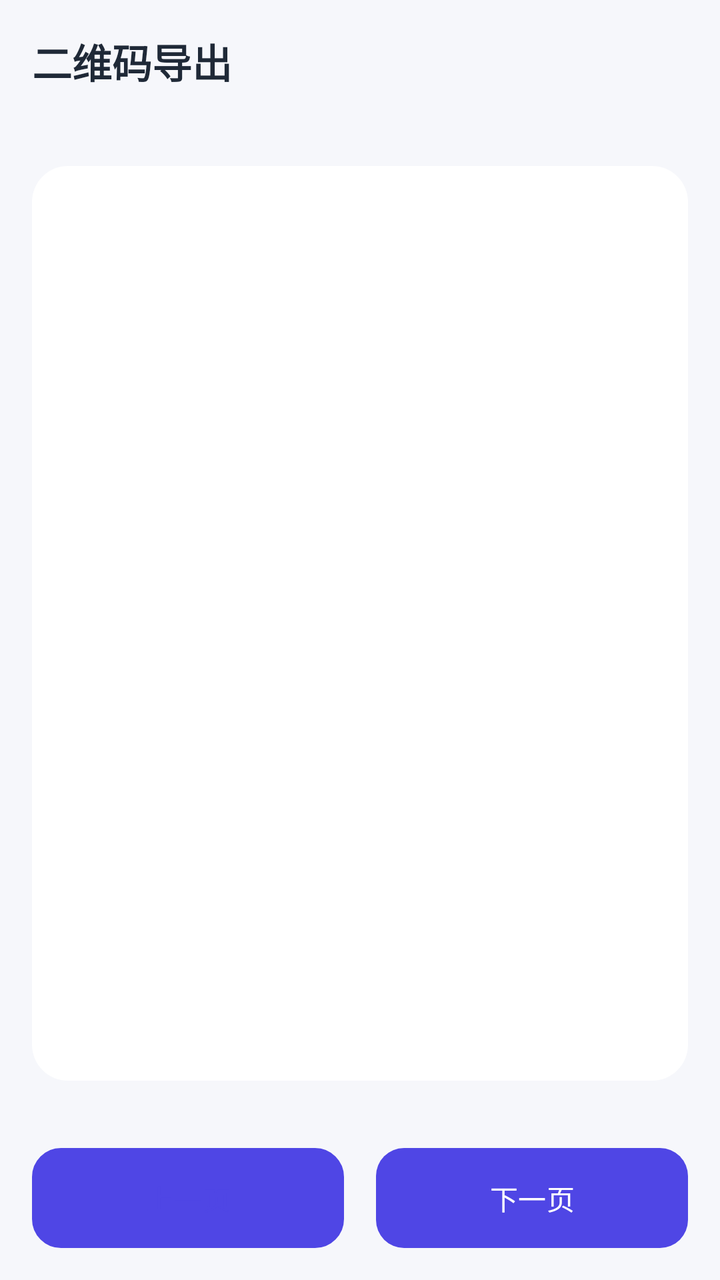
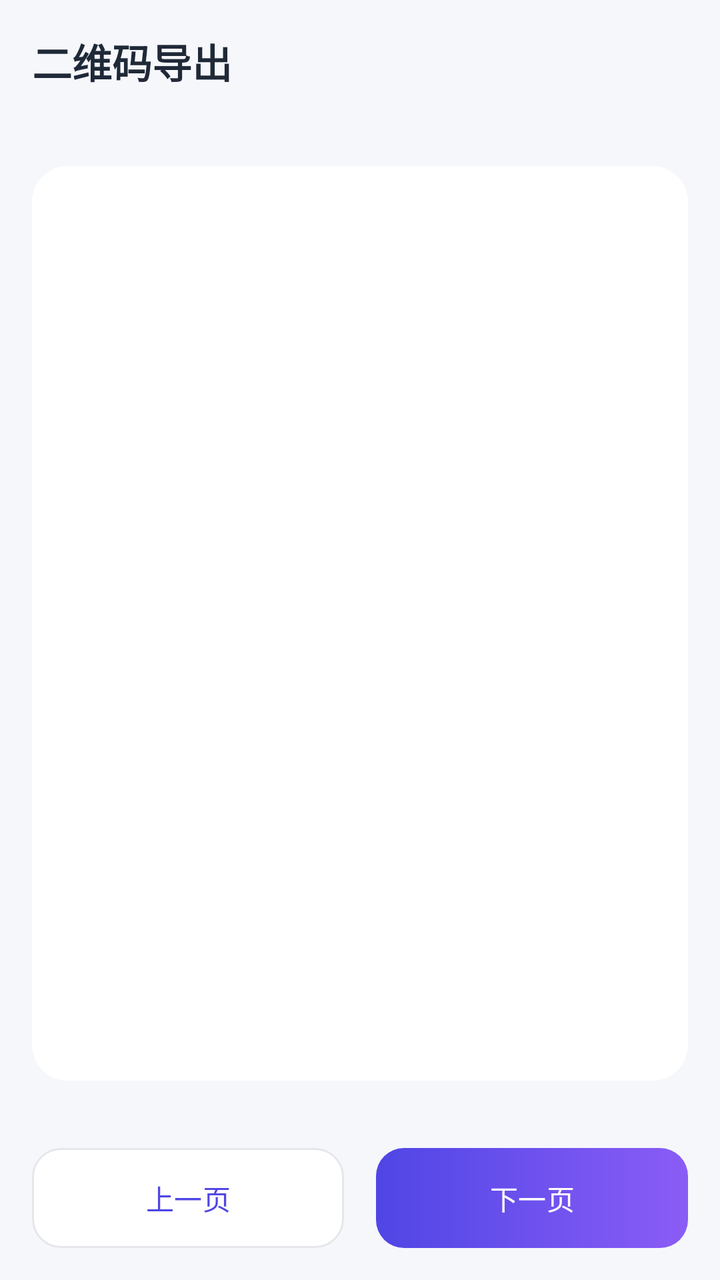

Two renders of the same Android screen: before a commit and after it. Below are the layout's source before the change and the commit's diff.
<!-- AndroidManifest.xml: application theme Theme.MimaVault -->
<!-- res/layout/activity_qr_export.xml -->
<?xml version="1.0" encoding="utf-8"?>
<LinearLayout xmlns:android="http://schemas.android.com/apk/res/android"
    android:layout_width="match_parent"
    android:layout_height="match_parent"
    android:background="@color/bg_page"
    android:orientation="vertical"
    android:padding="16dp">

    <TextView
        android:layout_width="wrap_content"
        android:layout_height="wrap_content"
        android:text="@string/qr_export"
        android:textColor="@color/text_main"
        android:textSize="20sp"
        android:textStyle="bold" />

    <TextView
        android:id="@+id/tvQrCount"
        android:layout_width="wrap_content"
        android:layout_height="wrap_content"
        android:layout_marginTop="4dp"
        android:textColor="@color/text_secondary"
        android:textSize="13sp" />

    <FrameLayout
        android:layout_width="match_parent"
        android:layout_height="0dp"
        android:layout_marginTop="16dp"
        android:layout_weight="1"
        android:background="@drawable/bg_card"
        android:padding="12dp">

        <ImageView
            android:id="@+id/qrImage"
            android:layout_width="match_parent"
            android:layout_height="match_parent"
            android:contentDescription="二维码"
            android:scaleType="fitCenter" />
    </FrameLayout>

    <TextView
        android:id="@+id/tvQrPage"
        android:layout_width="wrap_content"
        android:layout_height="wrap_content"
        android:layout_gravity="center_horizontal"
        android:layout_marginTop="8dp"
        android:textColor="@color/text_secondary"
        android:textSize="13sp" />

    <LinearLayout
        android:layout_width="match_parent"
        android:layout_height="wrap_content"
        android:layout_marginTop="8dp"
        android:orientation="horizontal">

        <Button
            android:id="@+id/btnQrPrev"
            android:layout_width="0dp"
            android:layout_height="50dp"
            android:layout_marginEnd="8dp"
            android:layout_weight="1"
            android:background="@drawable/bg_input"
            android:text="@string/prev"
            android:textColor="@color/primary" />

        <Button
            android:id="@+id/btnQrNext"
            android:layout_width="0dp"
            android:layout_height="50dp"
            android:layout_marginStart="8dp"
            android:layout_weight="1"
            android:background="@drawable/bg_button_primary"
            android:text="@string/next"
            android:textColor="@color/white" />
    </LinearLayout>
</LinearLayout>
<!-- resources referenced by this layout -->
<resources>
  <color name="bg_page">#F6F7FB</color>
  <color name="primary">#4F46E5</color>
  <color name="text_main">#1F2937</color>
  <color name="text_secondary">#6B7280</color>
  <color name="white">#FFFFFF</color>
  <!-- drawable bg_button_primary (drawable) -->
  <?xml version="1.0" encoding="utf-8"?>
  <shape xmlns:android="http://schemas.android.com/apk/res/android">
      <gradient
          android:angle="0"
          android:startColor="@color/gradient_start"
          android:endColor="@color/gradient_end" />
      <corners android:radius="14dp" />
  </shape>
  <!-- drawable bg_card (drawable) -->
  <?xml version="1.0" encoding="utf-8"?>
  <shape xmlns:android="http://schemas.android.com/apk/res/android">
      <solid android:color="@color/card_bg" />
      <corners android:radius="18dp" />
  </shape>
  <!-- drawable bg_input (drawable) -->
  <?xml version="1.0" encoding="utf-8"?>
  <shape xmlns:android="http://schemas.android.com/apk/res/android">
      <solid android:color="@color/white" />
      <corners android:radius="14dp" />
      <stroke android:width="1dp" android:color="@color/divider" />
  </shape>
  <string name="next">下一页</string>
  <string name="prev">上一页</string>
  <string name="qr_export">二维码导出</string>
  <style name="Theme.MimaVault" parent="Theme.Material3.Light.NoActionBar">
          <item name="colorPrimary">@color/primary</item>
          <item name="colorOnPrimary">@color/white</item>
          <item name="colorPrimaryContainer">@color/primary_light</item>
          <item name="colorSecondary">@color/accent</item>
          <item name="android:statusBarColor">@color/gradient_start</item>
          <item name="android:navigationBarColor">@color/bg_page</item>
          <item name="android:windowLightStatusBar">false</item>
      </style>
  <color name="gradient_start">#4F46E5</color>
  <color name="gradient_end">#8B5CF6</color>
  <color name="card_bg">#FFFFFF</color>
  <color name="divider">#E5E7EB</color>
  <color name="primary_light">#EEF2FF</color>
  <color name="accent">#8B5CF6</color>
</resources>

<!-- the commit's change to res/layout/activity_qr_export.xml (unified diff, before → after) -->
@@ -1,5 +1,5 @@
 <?xml version="1.0" encoding="utf-8"?>
-<LinearLayout xmlns:android="http://schemas.android.com/apk/res/android"
+<LinearLayout xmlns:app="http://schemas.android.com/apk/res-auto" xmlns:android="http://schemas.android.com/apk/res/android"
     android:layout_width="match_parent"
     android:layout_height="match_parent"
     android:background="@color/bg_page"
@@ -61,7 +61,8 @@
             android:layout_weight="1"
             android:background="@drawable/bg_input"
             android:text="@string/prev"
-            android:textColor="@color/primary" />
+            android:textColor="@color/primary" 
+                app:backgroundTint="@null"/>
 
         <Button
             android:id="@+id/btnQrNext"
@@ -71,6 +72,7 @@
             android:layout_weight="1"
             android:background="@drawable/bg_button_primary"
             android:text="@string/next"
-            android:textColor="@color/white" />
+            android:textColor="@color/white" 
+                app:backgroundTint="@null"/>
     </LinearLayout>
 </LinearLayout>
